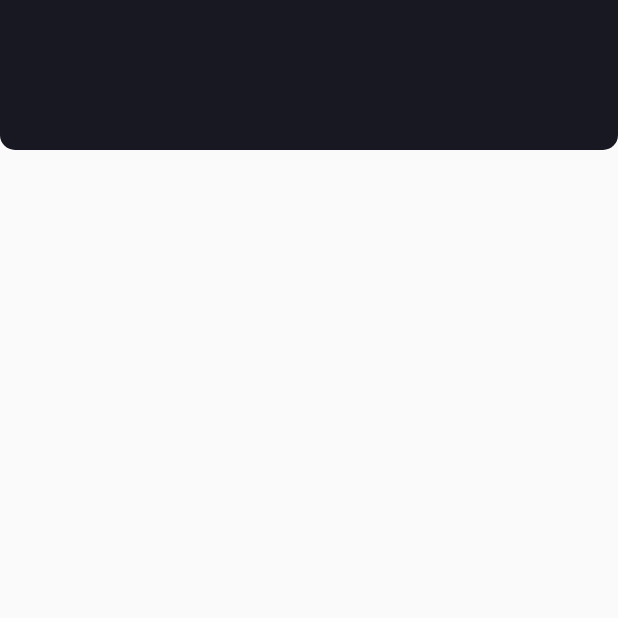
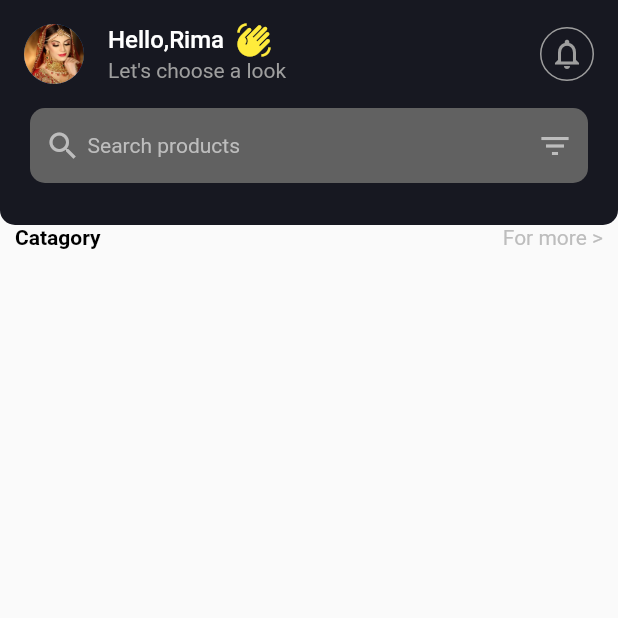
Before and after one commit to Somrat-H/cosmetics_shop_ui, a Flutter app: the HomePage screen opened directly, on a phone screen of 412 x 824 dp, the top half of it. Run offline on Flutter 3.47's test engine with Material 2 defaults, Android fonts, the light colour scheme and no system bars.

Commit message:
middle of home done

```diff
--- a/lib/main.dart
+++ b/lib/main.dart
@@ -1,3 +1,4 @@
+import 'package:cosmetics_shop_ui/screen/homePage.dart';
 import 'package:cosmetics_shop_ui/screen/landingPage.dart';
 import 'package:flutter/material.dart';
 
@@ -13,7 +14,7 @@ class MyApp extends StatelessWidget {
   Widget build(BuildContext context) {
     return MaterialApp(
      debugShowCheckedModeBanner: false,
-      home: GetStartedPage(),
+      home: HomePage(),
     );
   }
 }
--- a/lib/screen/homePage.dart
+++ b/lib/screen/homePage.dart
@@ -1,4 +1,7 @@
 import 'package:flutter/material.dart';
+
+import '../widgets/customAppbar.dart';
+import '../widgets/customRow.dart';
 
 class HomePage extends StatefulWidget {
   const HomePage({Key? key}) : super(key: key);
@@ -13,12 +16,8 @@ class _HomePageState extends State<HomePage> {
     return Scaffold(
       body: Column(
         children: [
-          Container(height: 100,
-          width: double.infinity,
-          decoration: BoxDecoration(color: Color.fromRGBO(23, 24, 33, 1),
-          borderRadius: BorderRadius.vertical(bottom: Radius.circular(10))
-          ),
-          ),
+          CustomAppbar(),
+          customRow("Catagory"),
         ],
       ),
     );
--- /dev/null
+++ b/lib/widgets/customAppbar.dart
@@ -0,0 +1,84 @@
+import 'package:flutter/material.dart';
+
+class CustomAppbar extends StatelessWidget {
+  const CustomAppbar({Key? key}) : super(key: key);
+
+  @override
+  Widget build(BuildContext context) {
+    return Container(
+      width: double.infinity,
+      height: 150,
+      decoration: BoxDecoration(
+          color: Color.fromRGBO(23, 24, 33, 1),
+          borderRadius: BorderRadius.vertical(
+            bottom: Radius.circular(10),
+          )),
+      child: Column(
+        children: [
+          ListTile(
+            leading: CircleAvatar(
+              backgroundImage: AssetImage(
+                "assets/model4.jpg",
+              ),
+            ),
+            title: Row(
+              children: [
+                Text("Hello,Rima  ",
+                    style: TextStyle(
+                        color: Colors.white, fontWeight: FontWeight.w500)),
+                Icon(
+                  Icons.waving_hand,
+                  color: Colors.yellow,
+                )
+              ],
+            ),
+            subtitle: Text(
+              "Let's choose a look",
+              style: TextStyle(color: Colors.grey),
+            ),
+            trailing: Container(
+                padding: EdgeInsets.all(5),
+                decoration: BoxDecoration(
+                    shape: BoxShape.circle,
+                    border: Border.all(
+                        color: Colors.grey, style: BorderStyle.solid)),
+                child: Icon(
+                  Icons.notifications_outlined,
+                  color: Colors.grey,
+                )),
+          ),
+          Container(
+            margin: EdgeInsets.symmetric(horizontal: 20),
+            padding: EdgeInsets.symmetric(horizontal: 10),
+            height: 50,
+            decoration: BoxDecoration(
+                color: Colors.grey.shade700,
+                borderRadius: BorderRadius.circular(10)),
+            child: Row(
+              mainAxisAlignment: MainAxisAlignment.spaceBetween,
+              children: [
+                SizedBox(
+                  child: Row(
+                    mainAxisAlignment: MainAxisAlignment.spaceBetween,
+                    children: [
+                      Icon(
+                        Icons.search_outlined,
+                        color: Colors.grey.shade400,
+                      ),
+                      Text(
+                        "Search products",
+                        style: TextStyle(color: Colors.grey.shade400),
+                      )
+                    ],
+                  ),
+                  width: 130,
+                ),
+                Icon(Icons.filter_list_outlined,color: Colors.grey.shade400,),
+              ],
+            ),
+          )
+        ],
+      ),
+    );
+  }
+}
--- /dev/null
+++ b/lib/widgets/customRow.dart
@@ -0,0 +1,14 @@
+import 'package:flutter/cupertino.dart';
+import 'package:flutter/material.dart';
+
+ customRow(String name){
+   return Container(
+     padding: EdgeInsets.symmetric(horizontal: 10),
+     child: Row(
+       mainAxisAlignment: MainAxisAlignment.spaceBetween,
+       children: [
+       Text(name,style: TextStyle(color: CupertinoColors.black,fontWeight: FontWeight.bold),),
+       Text("For more >",style: TextStyle(color: Colors.grey.shade400),)
+     ],),
+   );
+ }
```
